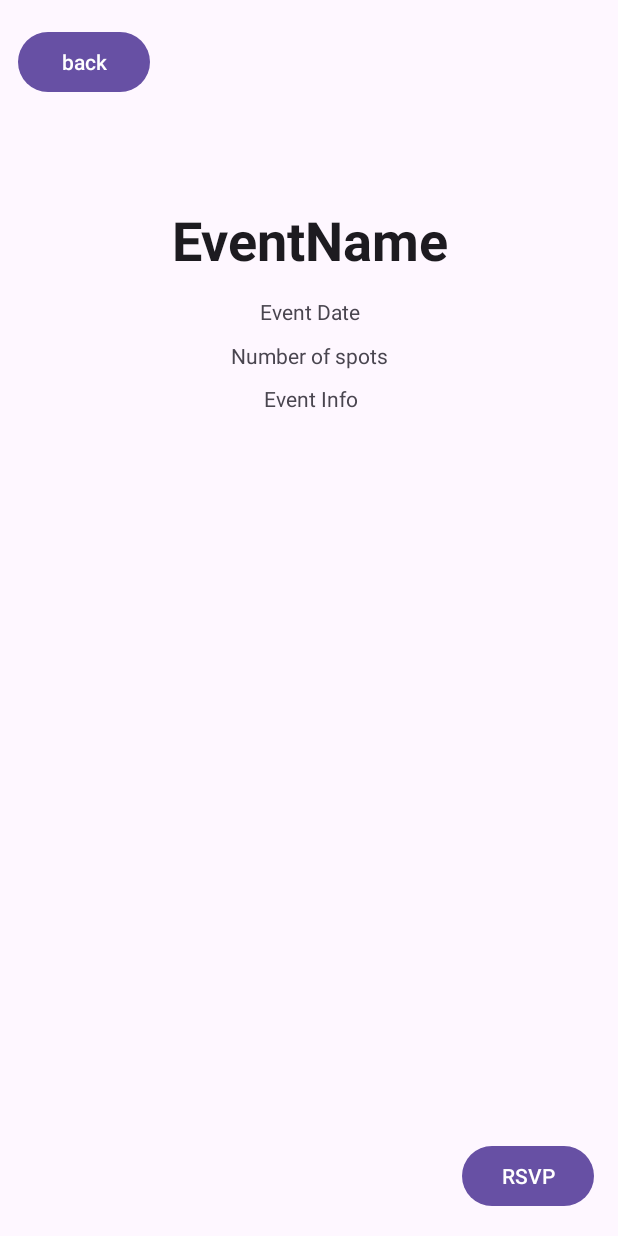
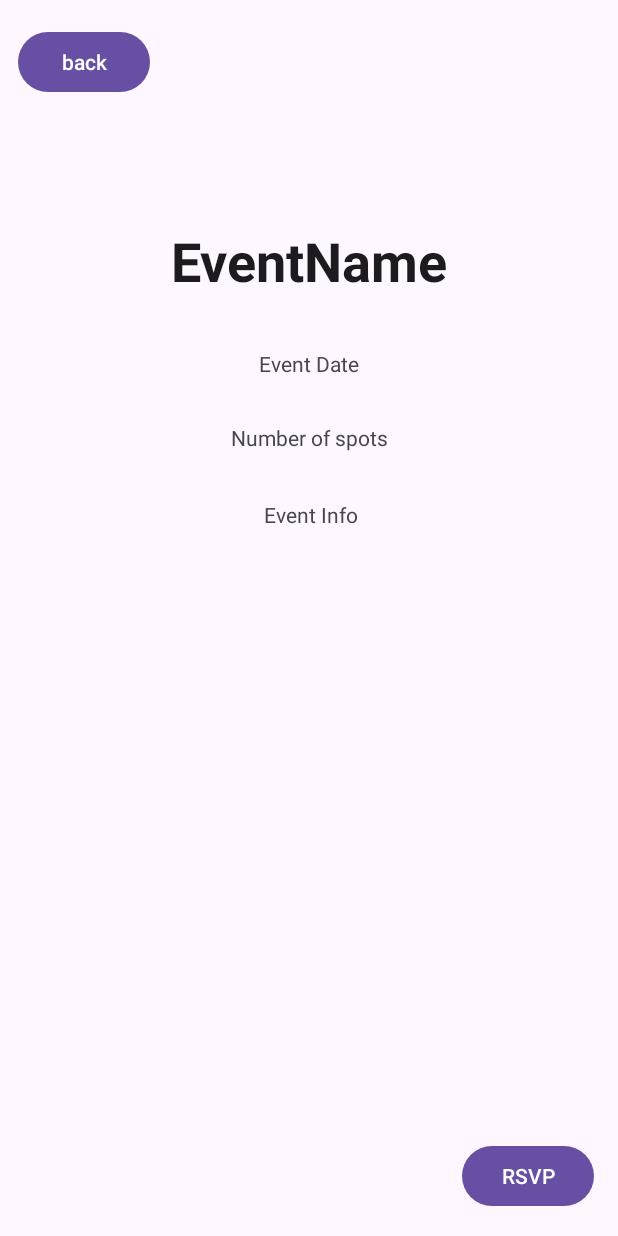
Before and after one commit to Bebsi5/CSCB07-Project, an Android app: the EventDetails screen opened directly, with no data from a screen before it, on a phone screen of 412 x 824 dp. Run offline under Robolectric (Android 15) with nearby library versions, the phone set to English and light mode, and no system bars; our stand-ins replace Firebase (no records; nobody signed in at launch, a user with empty details on screens opened directly).

Commit message:
Modified for Admin tasks
Only admin can add events.
Added Users class for checking admin access.
Minor modifications to event details design layout.

```diff
--- a/app/src/main/java/com/example/cscb07_project/events/EventAdapter.java
+++ b/app/src/main/java/com/example/cscb07_project/events/EventAdapter.java
@@ -93,14 +93,16 @@ public class EventAdapter extends RecyclerView.Adapter<EventAdapter.ViewHolder>{
                     - id 2: true
             - student 2
          */
+        // will cause bugs.
+        // check announcements implementation and adjust as needed
         holder.deleteEventButton.setOnClickListener(new View.OnClickListener() {
             @Override
             public void onClick(View v) {
-                DatabaseReference eventRef = FirebaseDatabase.getInstance().
-                        getReference("Events").child(event.getEventId());
+                DatabaseReference eventRef = FirebaseDatabase.getInstance().getReference("Events").child(event.getEventId());
                 eventRef.removeValue();
             }
         });
+
     }
 
     //Returns the total number of items in the RecyclerView
--- a/app/src/main/res/layout/activity_event_details.xml
+++ b/app/src/main/res/layout/activity_event_details.xml
@@ -10,23 +10,31 @@
         android:id="@+id/eventDetailName"
         android:layout_width="wrap_content"
         android:layout_height="wrap_content"
+        android:layout_marginStart="113dp"
         android:layout_marginTop="135dp"
         android:layout_marginEnd="113dp"
+        android:layout_marginBottom="7dp"
         android:text="EventName"
         android:textAppearance="@style/TextAppearance.AppCompat.Large"
         android:textSize="36sp"
         android:textStyle="bold"
+        app:layout_constraintBottom_toTopOf="@+id/eventDate"
         app:layout_constraintEnd_toEndOf="parent"
+        app:layout_constraintStart_toStartOf="parent"
         app:layout_constraintTop_toTopOf="parent" />
 
     <TextView
         android:id="@+id/eventDetails"
         android:layout_width="wrap_content"
         android:layout_height="wrap_content"
+        android:layout_marginStart="176dp"
         android:layout_marginTop="9dp"
         android:layout_marginEnd="173dp"
+        android:layout_marginBottom="457dp"
         android:text="Event Info"
+        app:layout_constraintBottom_toBottomOf="parent"
         app:layout_constraintEnd_toEndOf="parent"
+        app:layout_constraintStart_toStartOf="parent"
         app:layout_constraintTop_toBottomOf="@+id/participantLimit" />
 
     <Button
@@ -43,20 +51,28 @@
         android:id="@+id/eventDate"
         android:layout_width="wrap_content"
         android:layout_height="wrap_content"
+        android:layout_marginStart="172dp"
         android:layout_marginTop="14dp"
         android:layout_marginEnd="172dp"
+        android:layout_marginBottom="6dp"
         android:text="Event Date"
+        app:layout_constraintBottom_toTopOf="@+id/participantLimit"
         app:layout_constraintEnd_toEndOf="parent"
+        app:layout_constraintStart_toStartOf="parent"
         app:layout_constraintTop_toBottomOf="@+id/eventDetailName" />
 
     <TextView
         android:id="@+id/participantLimit"
         android:layout_width="wrap_content"
         android:layout_height="wrap_content"
+        android:layout_marginStart="153dp"
         android:layout_marginTop="10dp"
         android:layout_marginEnd="153dp"
+        android:layout_marginBottom="9dp"
         android:text="Number of spots"
+        app:layout_constraintBottom_toTopOf="@+id/eventDetails"
         app:layout_constraintEnd_toEndOf="parent"
+        app:layout_constraintStart_toStartOf="parent"
         app:layout_constraintTop_toBottomOf="@+id/eventDate" />
 
     <Button
```
Also changed, not shown: app/src/main/java/com/example/cscb07_project/events/EventDetails.java (+12 -1 lines), app/src/main/java/com/example/cscb07_project/events/EventList.java (+40 -1 lines), app/src/main/java/com/example/cscb07_project/events/Users.java (added, +45 -0 lines).
